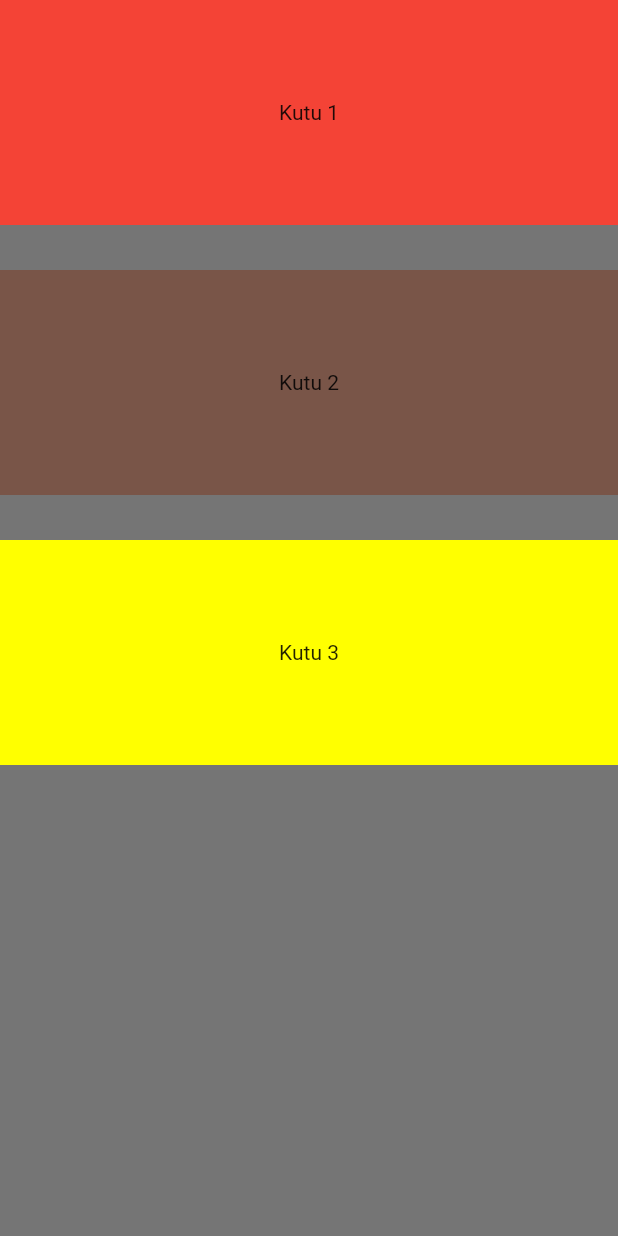
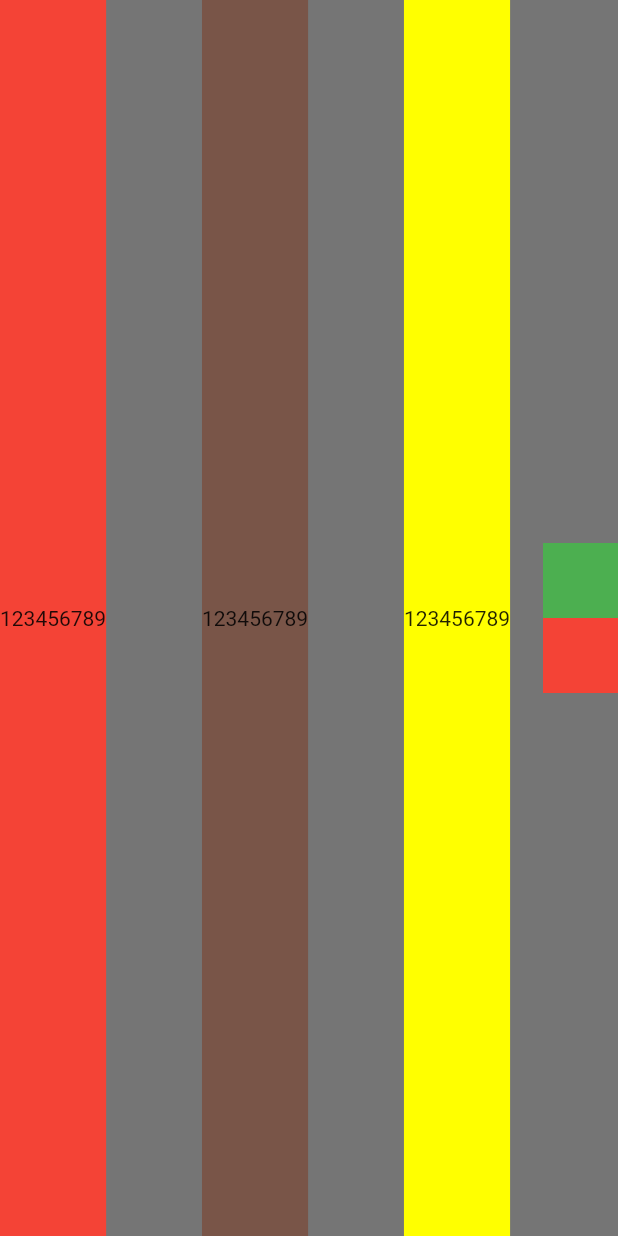
Before and after one commit to yssfsahn/kahve-dunyasi, a Flutter app: the screen it shows after launch, on a phone screen of 412 x 824 dp. Run offline on Flutter 3.47's test engine with Material 2 defaults, Android fonts, the phone set to English and light mode, and no system bars.

Commit message:
- row ve column arasında fark dikeyy ve yataylık. - haricinde sizedbox kullandık. ve bu aradaki boşluığu açar. - alignment: merkeze alır, ortalar - mainaxialignmnet ise nesneyi ortaya alır.

```diff
--- a/lib/main.dart
+++ b/lib/main.dart
@@ -15,7 +15,7 @@ class YusufBox extends StatelessWidget {
       home: Scaffold(
         backgroundColor: Colors.black54,
         body: SafeArea(
-          child: Column(
+          child: Row(
             //mainAxisSize: MainAxisSize.min, <= bu en minimal şekilde ekrara sığdırır
             //mainAxisAlignment: MainAxisAlignment.start: kutuları tepede tutturur, MainAxisAlignment.end ise kutuları alta tutturur.
             // mainAxisAlignment: MainAxisAlignment.center ise merkezde tutturur.
@@ -24,36 +24,52 @@ class YusufBox extends StatelessWidget {
 // crossAxisAlignment: CrossAxisAlignment.center,end, up eksen üzerinde hareket ettirmeye yarar.
 
             crossAxisAlignment: CrossAxisAlignment.stretch,
+            mainAxisAlignment:
+                MainAxisAlignment.spaceBetween, //ortalığa dağıttı
             children: [
               Container(
-                width: 200,
+                // width: 200,
                 height: 150,
                 color: Colors.red,
-                child: Text('Kutu 1'),
+                child: Text('123456789'),
                 alignment: FractionalOffset.center,
               ),
               SizedBox(
                 height: 30,
+                width: 20,
               ),
               Container(
                 height: 150,
-                width: 200,
+                //width: 200,
                 color: Colors.brown,
-                child: Text('Kutu 2'),
+                child: Text('123456789'),
                 alignment: FractionalOffset.center,
               ),
               SizedBox(
                 height: 30,
+                width: 20,
               ),
               Container(
                 height: 150,
-                width: 200,
+                // width: 200,
                 color: Colors.yellowAccent,
-                child: Text('Kutu 3'),
+                child: Text('123456789'),
                 alignment: FractionalOffset.center,
               ),
-              Container(
-                width: double.infinity,
+              Column(
+                mainAxisAlignment: MainAxisAlignment.center,
+                children: [
+                  Container(
+                    height: 50,
+                    width: 50,
+                    color: Colors.green,
+                  ),
+                  Container(
+                    height: 50,
+                    width: 50,
+                    color: Colors.red,
+                  ),
+                ],
               ),
             ],
           ),
```
